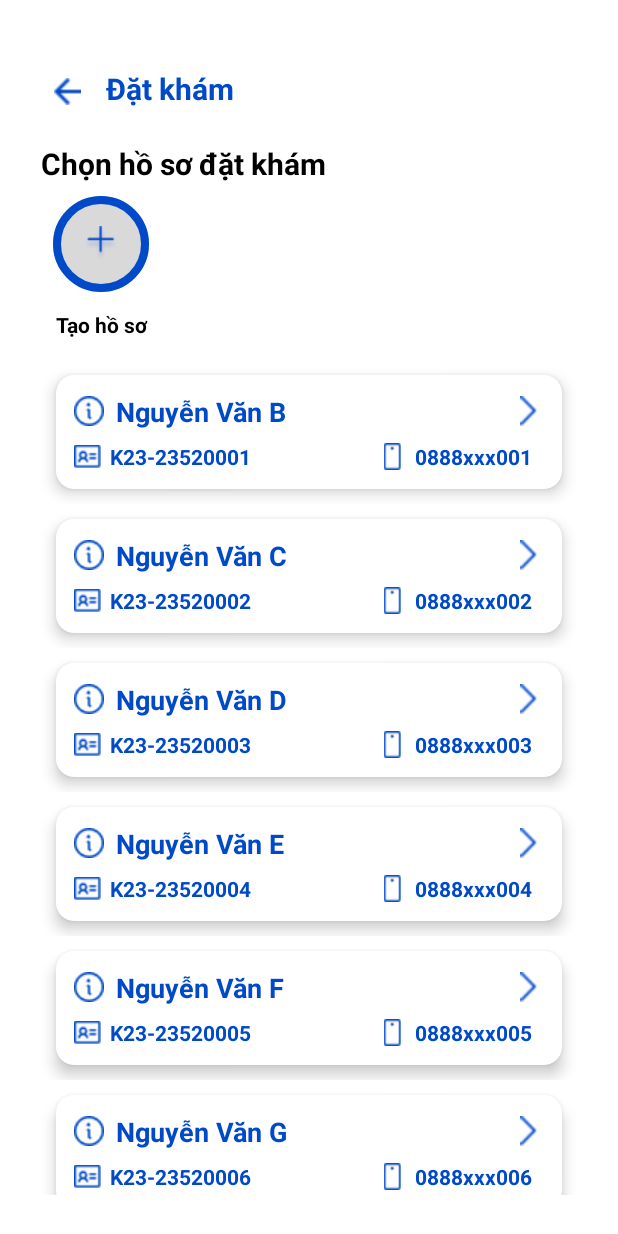
After one commit to Nhom15-Mobile/Project-Mobile, an Android app: the AppointmentActivity screen opened directly, with no data from a screen before it, on a phone screen of 412 x 824 dp. The commit adds this screen. Run offline under Robolectric (Android 15) with nearby library versions, the phone set to English and light mode, and no system bars.

Commit message:
done show list records

```diff
--- a/APP-ANDROID/app/build.gradle.kts
+++ b/APP-ANDROID/app/build.gradle.kts
@@ -42,6 +42,7 @@ dependencies {
     implementation("com.squareup.okhttp3:logging-interceptor:4.12.0")
     implementation("com.google.android.material:material:1.13.0")
     implementation("androidx.core:core-splashscreen:1.0.1")
+    implementation("androidx.recyclerview:recyclerview:1.3.2")
     implementation(libs.appcompat)
     implementation(libs.material)
     implementation(libs.activity)
--- a/APP-ANDROID/app/src/main/AndroidManifest.xml
+++ b/APP-ANDROID/app/src/main/AndroidManifest.xml
@@ -27,6 +27,7 @@
         <activity android:name="com.example.profile.EditProfileActivity"/>
         <activity android:name="com.example.auth.ui.SignupActivity" />
         <activity android:name="com.example.profile.ui.ProfileFragment" />
+        <activity android:name="com.example.appointment.ui.AppointmentActivity"/>
 
 
     </application>
--- a/APP-ANDROID/app/src/main/res/layout/home.xml
+++ b/APP-ANDROID/app/src/main/res/layout/home_fragment.xml
@@ -48,7 +48,7 @@
         android:baselineAligned="false"
         android:gravity="center_vertical">
         <com.google.android.material.button.MaterialButton
-            android:id="@+id/btnBooking"
+            android:id="@+id/btnAppointment"
             android:layout_width="160dp"
             android:layout_height="60dp"
             android:text="@string/appointment"
--- a/APP-ANDROID/feature/appointment/build.gradle.kts
+++ b/APP-ANDROID/feature/appointment/build.gradle.kts
@@ -45,5 +45,6 @@ dependencies {
     implementation("com.squareup.okhttp3:logging-interceptor:4.12.0")
     implementation("androidx.core:core-splashscreen:1.0.1")
 
+    implementation("androidx.recyclerview:recyclerview:1.3.2")
     implementation("com.google.android.material:material:1.12.0")
 }
--- /dev/null
+++ b/APP-ANDROID/feature/appointment/src/main/java/com/example/appointment/model/ItemRecord.java
@@ -0,0 +1,37 @@
+package com.example.appointment.model;
+
+public class ItemRecord {
+    private String name;
+    private String id;
+    private String phone;
+
+    public ItemRecord(String name, String id, String phone) {
+        this.name = name;
+        this.id = id;
+        this.phone = phone;
+    }
+
+    public String getName() {
+        return name;
+    }
+
+    public void setName(String name) {
+        this.name = name;
+    }
+
+    public String getId() {
+        return id;
+    }
+
+    public void setId(String id) {
+        this.id = id;
+    }
+
+    public String getPhone() {
+        return phone;
+    }
+
+    public void setPhone(String phone) {
+        this.phone = phone;
+    }
+}
--- /dev/null
+++ b/APP-ANDROID/feature/appointment/src/main/java/com/example/appointment/model/RecordAdapter.java
@@ -0,0 +1,41 @@
+package com.example.appointment.model;
+
+import android.content.ClipData;
+import android.content.Context;
+import android.view.LayoutInflater;
+import android.view.ViewGroup;
+
+import androidx.annotation.NonNull;
+import androidx.recyclerview.widget.RecyclerView;
+
+import com.example.appointment.R;
+
+import java.util.List;
+
+public class RecordAdapter extends RecyclerView.Adapter<RecordViewHolder> {
+    Context context;
+    List<ItemRecord> items;
+
+    public RecordAdapter(Context context, List<ItemRecord> items) {
+        this.context = context;
+        this.items = items;
+    }
+
+    @NonNull
+    @Override
+    public RecordViewHolder onCreateViewHolder(@NonNull ViewGroup parent, int viewType) {
+        return new RecordViewHolder(LayoutInflater.from(context).inflate(R.layout.item_view_record, parent, false));
+    }
+
+    @Override
+    public void onBindViewHolder(@NonNull RecordViewHolder holder, int position) {
+        holder.name.setText(items.get(position).getName());
+        holder.idRecord.setText(items.get(position).getId());
+        holder.phone.setText(items.get(position).getPhone());
+    }
+
+    @Override
+    public int getItemCount() {
+        return items.size();
+    }
+}
--- /dev/null
+++ b/APP-ANDROID/feature/appointment/src/main/java/com/example/appointment/model/RecordViewHolder.java
@@ -0,0 +1,20 @@
+package com.example.appointment.model;
+
+import android.view.View;
+import android.widget.TextView;
+
+import androidx.annotation.NonNull;
+import androidx.recyclerview.widget.RecyclerView;
+
+import com.example.appointment.R;
+
+public class RecordViewHolder extends RecyclerView.ViewHolder {
+    TextView name, idRecord, phone;
+
+    public RecordViewHolder(@NonNull View itemView) {
+        super(itemView);
+        name = itemView.findViewById(R.id.name);
+        idRecord = itemView.findViewById(R.id.id);
+        phone = itemView.findViewById(R.id.phone);
+    }
+}
--- /dev/null
+++ b/APP-ANDROID/feature/appointment/src/main/java/com/example/appointment/ui/AppointmentActivity.java
@@ -0,0 +1,43 @@
+package com.example.appointment.ui;
+
+import android.content.ClipData;
+import android.os.Bundle;
+
+import androidx.annotation.Nullable;
+import androidx.appcompat.app.AppCompatActivity;
+import androidx.recyclerview.widget.LinearLayoutManager;
+import androidx.recyclerview.widget.RecyclerView;
+
+import com.example.appointment.R;
+import com.example.appointment.model.ItemRecord;
+import com.example.appointment.model.RecordAdapter;
+
+import java.util.ArrayList;
+import java.util.List;
+
+public class AppointmentActivity extends AppCompatActivity {
+
+    public List<ItemRecord> fakeData(){
+        List<ItemRecord> items = new ArrayList<ItemRecord>();
+        for (int i = 1; i <= 15; i++) {
+            String name = "Nguyễn Văn " + (char)('A' + i); // Nguyễn Văn A, B, C...
+            String idRecord = "K23-2352" + String.format("%04d", i);
+            String phone = "0888xxx" + String.format("%03d", i);
+
+            items.add(new ItemRecord(name, idRecord, phone));
+        }
+        return items;
+    }
+    @Override
+    protected void onCreate(@Nullable Bundle savedInstanceState) {
+        super.onCreate(savedInstanceState);
+        setContentView(R.layout.appointment_activity);
+
+        RecyclerView recyclerView = findViewById(R.id.recyclerView);
+
+        List<ItemRecord> items = fakeData(); // Đổ dữ liệu các record đây
+
+        recyclerView.setLayoutManager(new LinearLayoutManager(this));
+        recyclerView.setAdapter(new RecordAdapter(this, items));
+    }
+}
--- a/APP-ANDROID/feature/appointment/src/main/res/layout/appointment_activity.xml
+++ b/APP-ANDROID/feature/appointment/src/main/res/layout/appointment_activity.xml
@@ -53,11 +53,12 @@
         android:backgroundTint="@color/gray3"
 
         app:icon="@drawable/ic_add"
-        app:iconSize="32dp"
+        app:iconSize="24dp"
         app:iconTint="@color/primary"
-        app:iconGravity="textStart"
-        app:iconPadding="0dp" />
-
+        app:iconPadding="0dp"
+        android:padding="0dp"
+        app:iconGravity="textStart">
+    </com.google.android.material.button.MaterialButton>
 
     <TextView
         android:layout_width="72dp"
@@ -68,102 +69,13 @@
         android:textColor="@android:color/black"
         android:textStyle="bold" />
 
-    <ScrollView
+    <androidx.recyclerview.widget.RecyclerView
         android:layout_width="match_parent"
         android:layout_height="wrap_content"
-        android:layout_marginTop="10dp">
-        <com.google.android.material.card.MaterialCardView
-            android:id="@+id/btnProfileCard"
-            android:layout_width="match_parent"
-            android:layout_height="wrap_content"
-            android:layout_margin="10dp"
-            android:clickable="true"
-            android:focusable="true"
-            android:foreground="?attr/selectableItemBackground"
-            app:cardBackgroundColor="@color/white"
-            app:cardElevation="6dp"
-            app:cardCornerRadius="12dp"
-            app:strokeWidth="1dp"
-            app:strokeColor="@android:color/transparent">
+        android:layout_marginTop="10dp"
+        android:id="@+id/recyclerView">
 
-        <LinearLayout
-            android:layout_width="match_parent"
-            android:layout_height="wrap_content"
-            android:orientation="vertical"
-            android:padding="12dp">
+    </androidx.recyclerview.widget.RecyclerView>
 
-            <!-- Hàng 1: icon info + tên + mũi tên -->
-            <LinearLayout
-                android:layout_width="match_parent"
-                android:layout_height="wrap_content"
-                android:orientation="horizontal"
-                android:gravity="center_vertical">
-
-                <ImageView
-                    android:layout_width="20dp"
-                    android:layout_height="20dp"
-                    android:src="@drawable/ic_info" />
-
-                <TextView
-                    android:id="@+id/tvName"
-                    android:layout_width="0dp"
-                    android:layout_height="wrap_content"
-                    android:layout_weight="1"
-                    android:layout_marginStart="8dp"
-                    android:text="Nguyễn Văn A"
-                    android:textStyle="bold"
-                    android:textSize="18sp"
-                    android:textColor="@color/primary"/>
-
-                <ImageView
-                    android:layout_width="20dp"
-                    android:layout_height="20dp"
-                    android:src="@drawable/ic_chevron" />
-            </LinearLayout>
-
-            <!-- Hàng 2: mã + điện thoại -->
-            <LinearLayout
-                android:layout_width="match_parent"
-                android:layout_height="wrap_content"
-                android:orientation="horizontal"
-                android:gravity="center_vertical"
-                android:layout_marginTop="8dp">
-
-                <ImageView
-                    android:layout_width="18dp"
-                    android:layout_height="18dp"
-                    android:src="@drawable/ic_badge"/>
-
-                <TextView
-                    android:id="@+id/tvCode"
-                    android:layout_width="wrap_content"
-                    android:layout_height="wrap_content"
-                    android:layout_marginStart="6dp"
-                    android:text="K23-2352xxxx"
-                    android:textStyle="bold"
-                    android:textColor="@color/primary"/>
-
-                <Space
-                    android:layout_width="85dp"
-                    android:layout_height="0dp" />
-
-                <ImageView
-                    android:layout_width="18dp"
-                    android:layout_height="18dp"
-                    android:src="@drawable/ic_phone"/>
-
-                <TextView
-                    android:id="@+id/tvPhone"
-                    android:layout_width="wrap_content"
-                    android:layout_height="wrap_content"
-                    android:layout_marginStart="6dp"
-                    android:text="0888xxx348"
-                    android:textStyle="bold"
-                    android:textColor="@color/primary"/>
-            </LinearLayout>
-        </LinearLayout>
-    </com.google.android.material.card.MaterialCardView>
-
-</ScrollView>
 
 </LinearLayout>
--- /dev/null
+++ b/APP-ANDROID/feature/appointment/src/main/res/layout/item_view_record.xml
@@ -0,0 +1,99 @@
+<?xml version="1.0" encoding="utf-8"?>
+<RelativeLayout
+    xmlns:android="http://schemas.android.com/apk/res/android"
+    xmlns:app="http://schemas.android.com/apk/res-auto"
+    android:layout_width="match_parent"
+    android:layout_height="wrap_content">
+    <com.google.android.material.card.MaterialCardView
+        android:id="@+id/btnProfileCard"
+        android:layout_width="match_parent"
+        android:layout_height="wrap_content"
+        android:layout_margin="10dp"
+        android:clickable="true"
+        android:focusable="true"
+        android:foreground="?attr/selectableItemBackground"
+        app:cardBackgroundColor="@color/white"
+        app:cardElevation="6dp"
+        app:cardCornerRadius="12dp"
+        app:strokeWidth="1dp"
+        app:strokeColor="@android:color/transparent"
+        android:layout_marginBottom="10dp">
+
+        <LinearLayout
+            android:layout_width="match_parent"
+            android:layout_height="wrap_content"
+            android:orientation="vertical"
+            android:padding="12dp">
+
+            <!-- Hàng 1: icon info + tên + mũi tên -->
+            <LinearLayout
+                android:layout_width="match_parent"
+                android:layout_height="wrap_content"
+                android:orientation="horizontal"
+                android:gravity="center_vertical">
+
+                <ImageView
+                    android:layout_width="20dp"
+                    android:layout_height="20dp"
+                    android:src="@drawable/ic_info" />
+
+                <TextView
+                    android:id="@+id/name"
+                    android:layout_width="0dp"
+                    android:layout_height="wrap_content"
+                    android:layout_weight="1"
+                    android:layout_marginStart="8dp"
+                    android:text="Nguyễn Văn A"
+                    android:textStyle="bold"
+                    android:textSize="18sp"
+                    android:textColor="@color/primary"/>
+
+                <ImageView
+                    android:layout_width="20dp"
+                    android:layout_height="20dp"
+                    android:src="@drawable/ic_chevron" />
+            </LinearLayout>
+
+            <!-- Hàng 2: mã + điện thoại -->
+            <LinearLayout
+                android:layout_width="match_parent"
+                android:layout_height="wrap_content"
+                android:orientation="horizontal"
+                android:gravity="center_vertical"
+                android:layout_marginTop="8dp">
+
+                <ImageView
+                    android:layout_width="18dp"
+                    android:layout_height="18dp"
+                    android:src="@drawable/ic_badge"/>
+
+                <TextView
+                    android:id="@+id/id"
+                    android:layout_width="wrap_content"
+                    android:layout_height="wrap_content"
+                    android:layout_marginStart="6dp"
+                    android:text="K23-2352xxxx"
+                    android:textStyle="bold"
+                    android:textColor="@color/primary"/>
+
+                <Space
+                    android:layout_width="85dp"
+                    android:layout_height="0dp" />
+
+                <ImageView
+                    android:layout_width="18dp"
+                    android:layout_height="18dp"
+                    android:src="@drawable/ic_phone"/>
+
+                <TextView
+                    android:id="@+id/phone"
+                    android:layout_width="wrap_content"
+                    android:layout_height="wrap_content"
+                    android:layout_marginStart="6dp"
+                    android:text="0888xxx348"
+                    android:textStyle="bold"
+                    android:textColor="@color/primary"/>
+            </LinearLayout>
+        </LinearLayout>
+    </com.google.android.material.card.MaterialCardView>
+</RelativeLayout>
--- a/APP-ANDROID/settings.gradle.kts
+++ b/APP-ANDROID/settings.gradle.kts
@@ -20,7 +20,7 @@ dependencyResolutionManagement {
     }
 }
 
-rootProject.name = "Mobile_APP"
+rootProject.name = "APP-ANDROID"
 
 // App chính
 include(":app")
```
Also changed, not shown: APP-ANDROID/app/src/main/java/com/example/mobile_app/HomeFragment.java (+14 -1 lines).
